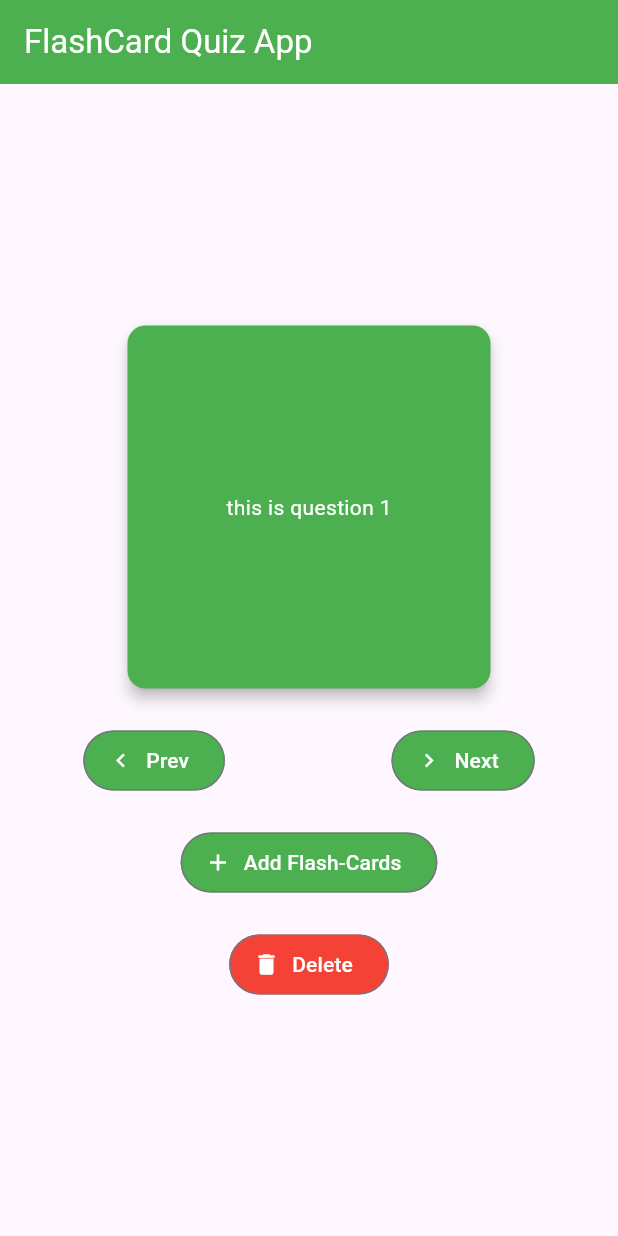
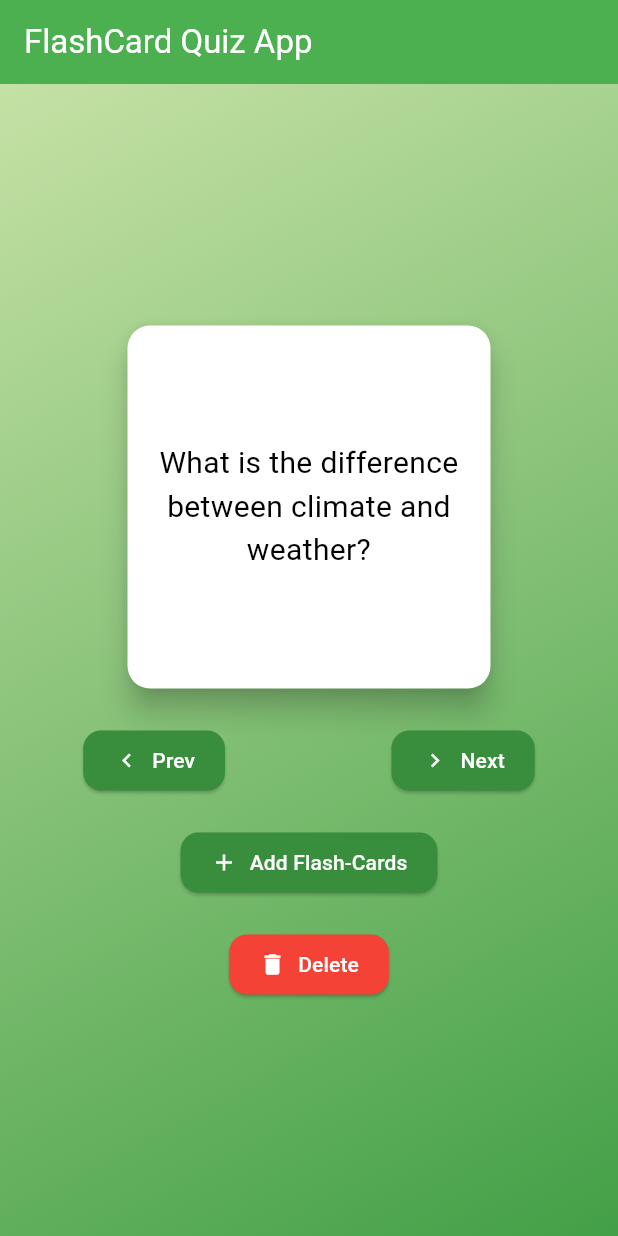
Before and after one commit to Adonias-hibeste/CodeAlpha_App_Dev, a Flutter app: the screen it shows after launch, on a phone screen of 412 x 824 dp. Run offline on Flutter 3.47's test engine with Material 3 defaults, Android fonts, the phone set to English and light mode, and no system bars; drawn by our look-alikes of flip_card.

Commit message:
flashcard quiz done

```diff
--- a/lib/Flashcard_text.dart
+++ b/lib/Flashcard_text.dart
@@ -1,4 +1,4 @@
-import "package:flutter/material.dart";
+import 'package:flutter/material.dart';
 
 class Flashcard_text extends StatelessWidget {
   final String text;
@@ -7,12 +7,21 @@ class Flashcard_text extends StatelessWidget {
   @override
   Widget build(BuildContext context) {
     return Card(
-        elevation: 4,
-        color: Colors.green,
-        child: Center(
-            child: Text(
-          text,
-          style: TextStyle(color: Colors.white),
-        )));
+      elevation: 8,
+      color: Colors.white,
+      shape: RoundedRectangleBorder(
+        borderRadius: BorderRadius.circular(15),
+      ),
+      child: Center(
+        child: Padding(
+          padding: const EdgeInsets.all(16.0),
+          child: Text(
+            text,
+            style: TextStyle(color: Colors.black, fontSize: 20),
+            textAlign: TextAlign.center,
+          ),
+        ),
+      ),
+    );
   }
 }
--- a/lib/home.dart
+++ b/lib/home.dart
@@ -3,21 +3,33 @@ import 'package:flashcard_app/Flashcard_text.dart';
 import 'package:flip_card/flip_card.dart';
 import 'package:flutter/material.dart';
 
-class home extends StatefulWidget {
-  const home({super.key});
+class Home extends StatefulWidget {
+  const Home({super.key});
 
   @override
-  State<home> createState() => _homeState();
+  State<Home> createState() => _HomeState();
 }
 
-class _homeState extends State<home> {
+class _HomeState extends State<Home> {
   final List<Flashcard> _flashcards = [
-    Flashcard(question: 'this is question 1', answer: 'this is answer 1'),
-    Flashcard(question: 'this is question 2', answer: 'this is answer 2'),
-    Flashcard(question: 'this is question 3', answer: 'this is answer 3'),
-    Flashcard(question: 'this is question 4', answer: 'this is answer 4'),
-    Flashcard(question: 'this is question 5', answer: 'this is answer 5'),
-    Flashcard(question: 'this is question 6', answer: 'this is answer 6'),
+    Flashcard(
+        question: 'What is the difference between climate and weather?',
+        answer:
+            'Climate is long-term atmospheric conditions; weather is short-term.'),
+    Flashcard(
+        question: 'What is the central idea of "The Road Not Taken"',
+        answer: 'Choices and their impact on our future.'),
+    Flashcard(
+        question: 'What are the three branches of U.S. government?',
+        answer: 'Legislative, Executive, Judicial.'),
+    Flashcard(
+        question: 'What are the main themes of "1984"?',
+        answer:
+            'Totalitarianism, surveillance, manipulation of truth, and individual vs. collective identity.'),
+    Flashcard(
+        question: 'What do mitochondria do?',
+        answer:
+            'Produce ATP through cellular respiration and regulate metabolism.'),
   ];
   int _currindex = 0;
 
@@ -42,7 +54,15 @@ class _homeState extends State<home> {
             Text('FlashCard Quiz App', style: TextStyle(color: Colors.white)),
         backgroundColor: Colors.green,
       ),
-      body: Center(
+      body: Container(
+        decoration: BoxDecoration(
+          gradient: LinearGradient(
+            colors: [Colors.lightGreen[200]!, Colors.green[600]!],
+            begin: Alignment.topLeft,
+            end: Alignment.bottomRight,
+          ),
+        ),
+        child: Center(
           child: Column(
             mainAxisAlignment: MainAxisAlignment.center,
             children: [
@@ -50,80 +70,73 @@ class _homeState extends State<home> {
                 width: 250,
                 height: 250,
                 child: FlipCard(
-                    front:
-                        Flashcard_text(text: _flashcards[_currindex].question),
-                    back:
-                        Flashcard_text(text: _flashcards[_currindex].answer))),
-            SizedBox(
-              width: 20,
-              height: 20,
+                  front: Flashcard_text(text: _flashcards[_currindex].question),
+                  back: Flashcard_text(text: _flashcards[_currindex].answer),
                 ),
+              ),
+              SizedBox(height: 20),
               Row(
                 mainAxisAlignment: MainAxisAlignment.spaceAround,
                 children: [
-                OutlinedButton.icon(
+                  ElevatedButton.icon(
                     onPressed: previousbutton,
-                  icon: Icon(
-                    Icons.chevron_left,
-                    color: Colors.white,
+                    icon: Icon(Icons.chevron_left, color: Colors.white),
+                    label: Text("Prev", style: TextStyle(color: Colors.white)),
+                    style: ElevatedButton.styleFrom(
+                      backgroundColor: Colors.green[700],
+                      shape: RoundedRectangleBorder(
+                        borderRadius: BorderRadius.circular(12),
                       ),
-                  label: Text(
-                    "Prev",
-                    style: TextStyle(color: Colors.white),
-                  ),
-                  style: OutlinedButton.styleFrom(
-                    backgroundColor: Colors.green, // Set the background color
+                      padding: EdgeInsets.symmetric(horizontal: 20),
                     ),
                   ),
-                OutlinedButton.icon(
+                  ElevatedButton.icon(
                     onPressed: nextbutton,
-                  icon: Icon(
-                    Icons.chevron_right,
-                    color: Colors.white,
+                    icon: Icon(Icons.chevron_right, color: Colors.white),
+                    label: Text("Next", style: TextStyle(color: Colors.white)),
+                    style: ElevatedButton.styleFrom(
+                      backgroundColor: Colors.green[700],
+                      shape: RoundedRectangleBorder(
+                        borderRadius: BorderRadius.circular(12),
                       ),
-                  label: Text("Next", style: TextStyle(color: Colors.white)),
-                  style: OutlinedButton.styleFrom(
-                    backgroundColor: Colors.green, // Set the background color
+                      padding: EdgeInsets.symmetric(horizontal: 20),
                     ),
                   )
                 ],
               ),
-            SizedBox(
-              width: 20,
-              height: 20,
-            ),
-            OutlinedButton.icon(
+              SizedBox(height: 20),
+              ElevatedButton.icon(
                 onPressed: () {
                   _showDialog(context);
                 },
-              icon: Icon(
-                Icons.add,
-                color: Colors.white,
-              ),
+                icon: Icon(Icons.add, color: Colors.white),
                 label: Text("Add Flash-Cards",
                     style: TextStyle(color: Colors.white)),
-              style: OutlinedButton.styleFrom(
-                backgroundColor: Colors.green, // Set the background color
+                style: ElevatedButton.styleFrom(
+                  backgroundColor: Colors.green[700],
+                  shape: RoundedRectangleBorder(
+                    borderRadius: BorderRadius.circular(12),
+                  ),
+                  padding: EdgeInsets.symmetric(horizontal: 20),
                 ),
               ),
-            SizedBox(
-              width: 20,
-              height: 20,
-            ),
-            OutlinedButton.icon(
+              SizedBox(height: 20),
+              ElevatedButton.icon(
                 onPressed: () {
                   _showDialog2(context);
                 },
-              icon: Icon(
-                Icons.delete,
-                color: Colors.white,
+                icon: Icon(Icons.delete, color: Colors.white),
+                label: Text("Delete", style: TextStyle(color: Colors.white)),
+                style: ElevatedButton.styleFrom(
+                  backgroundColor: Colors.red,
+                  shape: RoundedRectangleBorder(
+                    borderRadius: BorderRadius.circular(12),
                   ),
-              label: Text("Delete", style: TextStyle(color: Colors.white)),
-              style: OutlinedButton.styleFrom(
-                backgroundColor: Colors.red, // Set the background color
+                  padding: EdgeInsets.symmetric(horizontal: 20),
                 ),
-            )
+              ),
             ],
+          ),
         ),
       ),
     );
@@ -146,13 +159,16 @@ class _homeState extends State<home> {
                 decoration: InputDecoration(
                   labelText: 'Question',
                   hintText: 'Enter the question',
+                  border: OutlineInputBorder(),
                 ),
               ),
+              SizedBox(height: 10),
               TextField(
                 controller: _controller2,
                 decoration: InputDecoration(
                   labelText: 'Answer',
                   hintText: 'Enter the answer',
+                  border: OutlineInputBorder(),
                 ),
               ),
             ],
@@ -187,9 +203,9 @@ class _homeState extends State<home> {
       context: context,
       builder: (BuildContext context) {
         return AlertDialog(
-          title: Text("Alert "),
+          title: Text("Alert"),
           content: Text(
-              'The current flashcard will be removed to continue click confirm and to stop click cancel'),
+              'The current flashcard will be removed. Click confirm to continue or cancel to stop.'),
           actions: <Widget>[
             TextButton(
               child: Text('Cancel'),
--- a/lib/main.dart
+++ b/lib/main.dart
@@ -1,5 +1,4 @@
-import 'package:flashcard_app/Flashcard.dart';
-import 'package:flashcard_app/Home.dart';
+import 'package:flashcard_app/home.dart';
 import 'package:flutter/material.dart';
 
 void main() => runApp(new Flashcard_app());
@@ -11,6 +10,6 @@ class Flashcard_app extends StatelessWidget {
         debugShowCheckedModeBanner: false,
         theme:
             ThemeData(brightness: Brightness.light, primaryColor: Colors.green),
-        home: home());
+        home: Home());
   }
 }
```
Also changed, not shown: pubspec.lock, 1 other file. Lines whose indentation alone changed are shown as unchanged.
